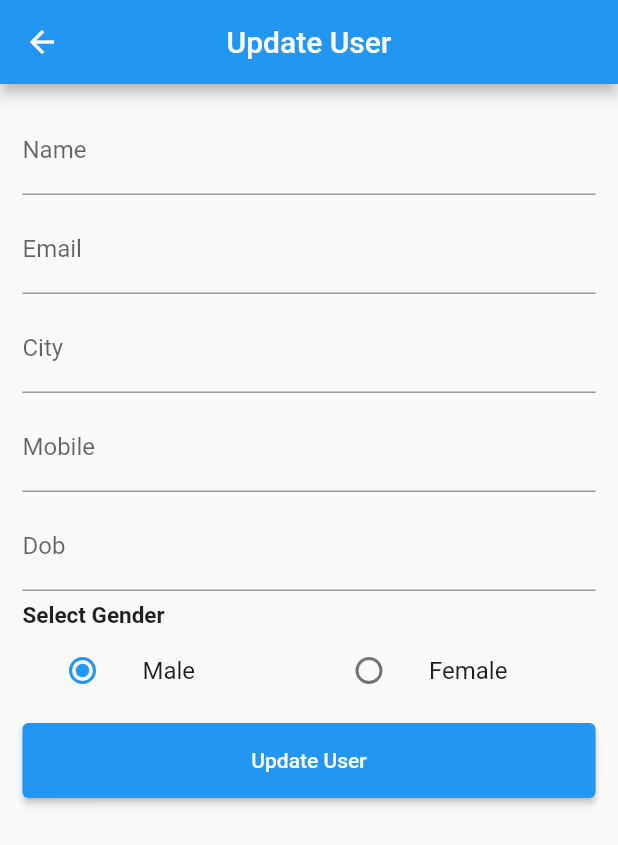
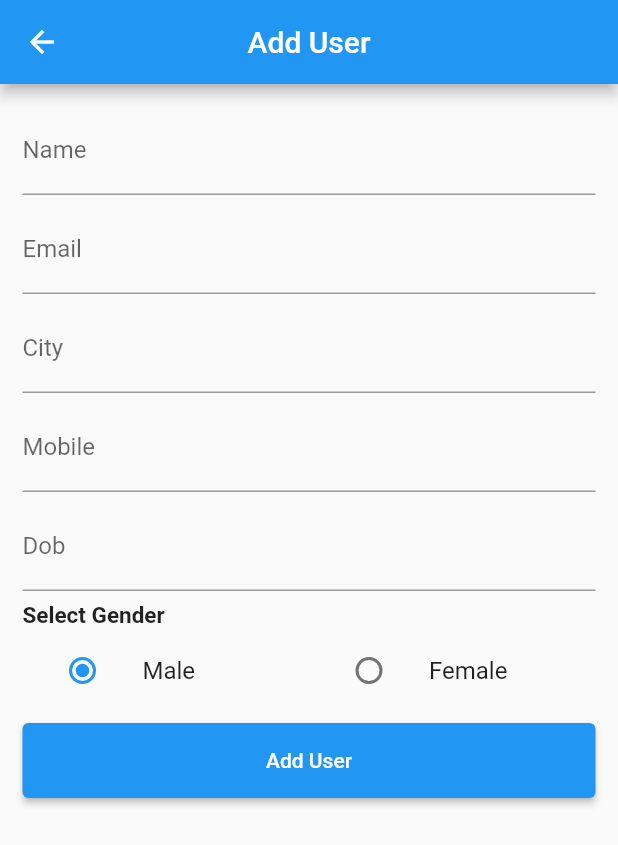
Before and after one commit to negi-tushar/flutter-test, a Flutter app: the AddUsers screen opened directly with empty values, on a phone screen of 412 x 824 dp. Shown: the top 845 px of the screen. Run offline on Flutter 3.47's test engine with Material 2 defaults, Android fonts, the phone set to English and light mode, and no system bars; our stand-ins replace hive, hive_flutter; accounts and stored records are empty; statements that could not run were skipped.

```diff
--- a/lib/Screens/add_user_screen.dart
+++ b/lib/Screens/add_user_screen.dart
@@ -86,8 +86,9 @@ class _AddUsersState extends State<AddUsers> {
     print(user);
     return Scaffold(
       appBar: AppBar(
-        title:
-            user == null ? const Text("Add User") : const Text("Update User"),
+        title: user.id.isEmpty
+            ? const Text("Add User")
+            : const Text("Update User"),
         centerTitle: true,
       ),
       body: SingleChildScrollView(
@@ -243,7 +244,7 @@ class _AddUsersState extends State<AddUsers> {
                 },
                 style: ElevatedButton.styleFrom(
                     minimumSize: const Size(double.infinity, 50)),
-                child: user == null
+                child: user.city.isEmpty
                     ? const Text("Add User")
                     : const Text("Update User"),
               )
```
